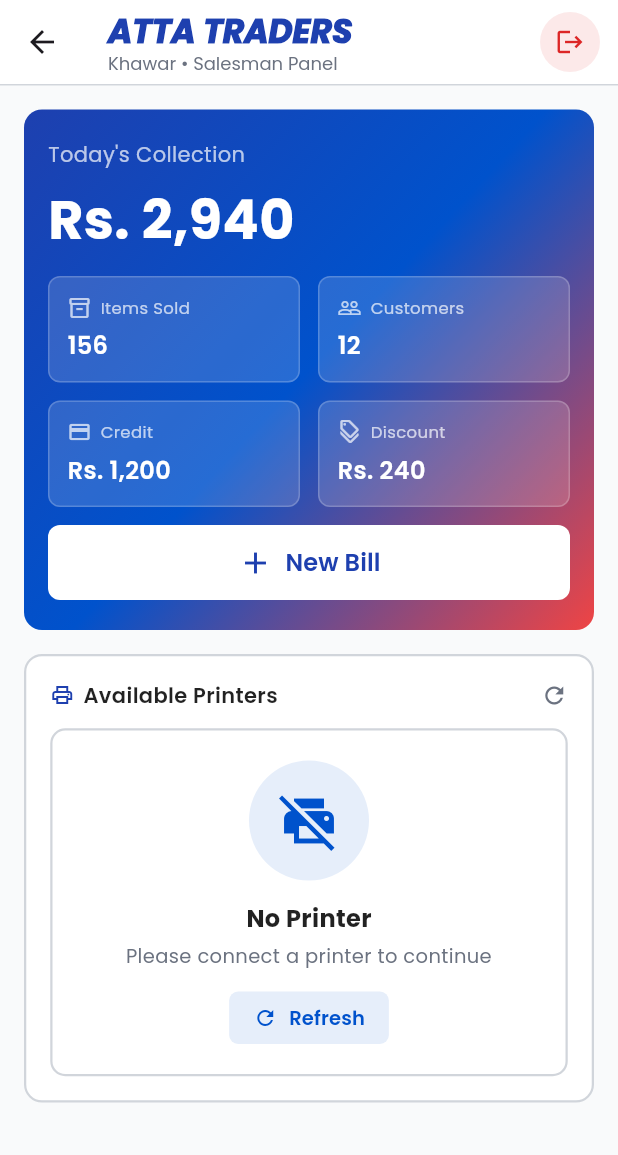
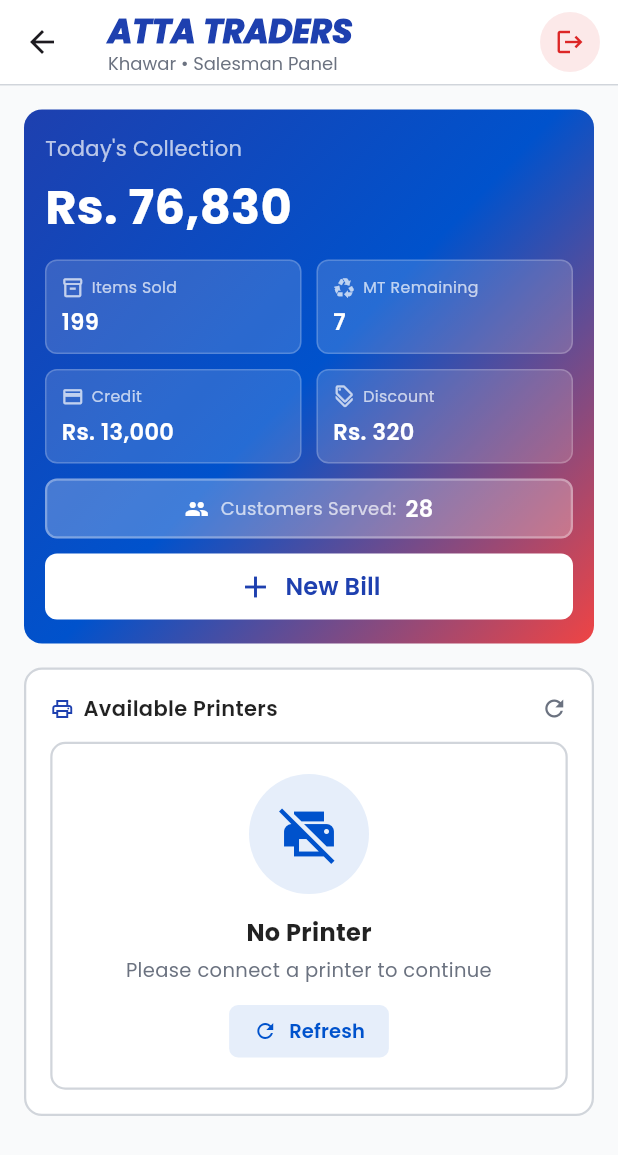
Before and after one commit to saadrehman3080/ch_atta_traders_billing_application, a Flutter app: the DashboardPage screen opened directly, on a phone screen of 412 x 824 dp. Shown: the top 1155 px of the screen. Run offline on Flutter 3.47's test engine with Material 3 defaults, Android fonts, the phone set to English and light mode, and no system bars; our stand-ins replace animated_text_kit, flutter_svg, go_router, google_fonts.

Commit message:
with final user interface

```diff
--- a/lib/app/router.dart
+++ b/lib/app/router.dart
@@ -1,33 +1,33 @@
 import 'package:ch_atta_traders_billing_application/features/auth/presentation/login_screen.dart';
 import 'package:ch_atta_traders_billing_application/features/home/presentation/home_screen.dart';
 import 'package:go_router/go_router.dart';
+
+final appRouter = GoRouter(
+  routes: [
+    GoRoute(
+      path: '/',
+      name: 'loginScreen',
+      builder: (context, state) => const LoginScreen(),
+    ),
+    GoRoute(
+      path: '/home',
+      name: 'home',
+      builder: (context, state) => const HomeScreen(),
+    ),
+  ],
+);
 
 // final appRouter = GoRouter(
 //   routes: [
 //     GoRoute(
 //       path: '/',
+//       name: 'Home',
+//       builder: (context, state) => const HomeScreen(),
+//     ),
+//     GoRoute(
+//       path: '/loginScreen',
 //       name: 'loginScreen',
 //       builder: (context, state) => const LoginScreen(),
 //     ),
-//     GoRoute(
-//       path: '/home',
-//       name: 'home',
-//       builder: (context, state) => const HomeScreen(),
-//     ),
 //   ],
 // );
-
-final appRouter = GoRouter(
-  routes: [
-    GoRoute(
-      path: '/',
-      name: 'Home',
-      builder: (context, state) => const HomeScreen(),
-    ),
-    GoRoute(
-      path: '/loginScreen',
-      name: 'loginScreen',
-      builder: (context, state) => const LoginScreen(),
-    ),
-  ],
-);
--- /dev/null
+++ b/lib/data/models/dashboard_data.dart
@@ -0,0 +1,176 @@
+import 'package:ch_atta_traders_billing_application/data/models/product.dart';
+
+/// Represents a single bill's summary data for dashboard calculations
+class BillSummary {
+  final String billId;
+  final int totalAmount;
+  final int itemsSold;
+  final int mtRemaining;
+  final int creditAmount;
+  final int discount;
+  final DateTime date;
+
+  BillSummary({
+    required this.billId,
+    required this.totalAmount,
+    required this.itemsSold,
+    required this.mtRemaining,
+    required this.creditAmount,
+    required this.discount,
+    required this.date,
+  });
+
+  /// Factory to create BillSummary from a list of products
+  factory BillSummary.fromProducts({
+    required String billId,
+    required List<Product> products,
+    required int discount,
+    required bool isCredit,
+    required DateTime date,
+  }) {
+    // Calculate total amount
+    final totalAmount = products.fold<int>(
+      0,
+      (sum, product) => sum + (product.price * product.quantity),
+    );
+
+    // Calculate items sold (total quantity)
+    final itemsSold = products.fold<int>(
+      0,
+      (sum, product) => sum + product.quantity,
+    );
+
+    // Calculate MT remaining (RB products only)
+    final mtRemaining = products
+        .where((product) => product.name.toUpperCase().endsWith('RB'))
+        .fold<int>(0, (sum, product) => sum + product.quantity);
+
+    // Credit amount is total amount if isCredit, 0 otherwise
+    final creditAmount = isCredit ? totalAmount - discount : 0;
+
+    return BillSummary(
+      billId: billId,
+      totalAmount: totalAmount - discount,
+      itemsSold: itemsSold,
+      mtRemaining: mtRemaining,
+      creditAmount: creditAmount,
+      discount: discount,
+      date: date,
+    );
+  }
+
+  // Convert to JSON for storage
+  Map<String, dynamic> toJson() {
+    return {
+      'billId': billId,
+      'totalAmount': totalAmount,
+      'itemsSold': itemsSold,
+      'mtRemaining': mtRemaining,
+      'creditAmount': creditAmount,
+      'discount': discount,
+      'date': date.toIso8601String(),
+    };
+  }
+
+  // Create from JSON
+  factory BillSummary.fromJson(Map<String, dynamic> json) {
+    return BillSummary(
+      billId: json['billId'] as String,
+      totalAmount: json['totalAmount'] as int,
+      itemsSold: json['itemsSold'] as int,
+      mtRemaining: json['mtRemaining'] as int,
+      creditAmount: json['creditAmount'] as int,
+      discount: json['discount'] as int,
+      date: DateTime.parse(json['date'] as String),
+    );
+  }
+}
+
+/// Aggregated dashboard data calculated from multiple bills
+class DashboardData {
+  final int totalCollection;
+  final int totalItemsSold;
+  final int totalMtRemaining;
+  final int totalCredit;
+  final int totalDiscount;
+  final int customersServed;
+
+  DashboardData({
+    required this.totalCollection,
+    required this.totalItemsSold,
+    required this.totalMtRemaining,
+    required this.totalCredit,
+    required this.totalDiscount,
+    required this.customersServed,
+  });
+
+  /// Calculate dashboard data from a list of bill summaries
+  factory DashboardData.fromBills(List<BillSummary> bills) {
+    if (bills.isEmpty) {
+      return DashboardData(
+        totalCollection: 0,
+        totalItemsSold: 0,
+        totalMtRemaining: 0,
+        totalCredit: 0,
+        totalDiscount: 0,
+        customersServed: 0,
+      );
+    }
+
+    return DashboardData(
+      totalCollection: bills.fold<int>(
+        0,
+        (sum, bill) => sum + bill.totalAmount,
+      ),
+      totalItemsSold: bills.fold<int>(0, (sum, bill) => sum + bill.itemsSold),
+      totalMtRemaining: bills.fold<int>(
+        0,
+        (sum, bill) => sum + bill.mtRemaining,
+      ),
+      totalCredit: bills.fold<int>(0, (sum, bill) => sum + bill.creditAmount),
+      totalDiscount: bills.fold<int>(0, (sum, bill) => sum + bill.discount),
+      customersServed: bills.length,
+    );
+  }
+
+  /// Calculate dashboard data from today's bills (already filtered by date from database)
+  factory DashboardData.forToday(List<BillSummary> bills) {
+    return DashboardData.fromBills(bills);
+  }
+
+  // Convert to JSON
+  Map<String, dynamic> toJson() {
+    return {
+      'totalCollection': totalCollection,
+      'totalItemsSold': totalItemsSold,
+      'totalMtRemaining': totalMtRemaining,
+      'totalCredit': totalCredit,
+      'totalDiscount': totalDiscount,
+      'customersServed': customersServed,
+    };
+  }
+
+  // Create from JSON
+  factory DashboardData.fromJson(Map<String, dynamic> json) {
+    return DashboardData(
+      totalCollection: json['totalCollection'] as int,
+      totalItemsSold: json['totalItemsSold'] as int,
+      totalMtRemaining: json['totalMtRemaining'] as int,
+      totalCredit: json['totalCredit'] as int,
+      totalDiscount: json['totalDiscount'] as int,
+      customersServed: json['customersServed'] as int,
+    );
+  }
+
+  // Dummy data for testing
+  static DashboardData getDummyData() {
+    return DashboardData(
+      totalCollection: 76830,
+      totalItemsSold: 199,
+      totalMtRemaining: 7,
+      totalCredit: 13000,
+      totalDiscount: 320,
+      customersServed: 28,
+    );
+  }
+}
--- a/lib/features/auth/presentation/login_screen.dart
+++ b/lib/features/auth/presentation/login_screen.dart
@@ -99,7 +99,7 @@ class LoginScreen extends StatelessWidget {
                 ],
                 isRepeatingAnimation: true,
                 repeatForever: true,
-                pause: const Duration(milliseconds: 800),
+                pause: const Duration(milliseconds: 600),
               ),
             ),
             Text(
--- a/lib/features/home/presentation/home_screen.dart
+++ b/lib/features/home/presentation/home_screen.dart
@@ -1,6 +1,6 @@
 import 'package:ch_atta_traders_billing_application/common/themes/color_schemes.dart';
 import 'package:ch_atta_traders_billing_application/features/home/presentation/pages/dashboard_page.dart';
-import 'package:ch_atta_traders_billing_application/features/home/presentation/pages/history_page.dart';
+import 'package:ch_atta_traders_billing_application/features/home/presentation/pages/daily_sale_page.dart';
 import 'package:ch_atta_traders_billing_application/features/home/presentation/pages/credit_record_page.dart';
 import 'package:ch_atta_traders_billing_application/features/home/presentation/pages/order_page.dart';
 import 'package:flutter/material.dart';
@@ -13,7 +13,7 @@ class HomeScreen extends StatefulWidget {
 }
 
 class _HomeScreenState extends State<HomeScreen> {
-  int _selectedIndex = 0;
+  int _selectedIndex = 1;
 
   void _navigateToOrderPage() {
     setState(() {
@@ -24,7 +24,7 @@ class _HomeScreenState extends State<HomeScreen> {
   List<Widget> get _pages => [
     DashboardPage(onNavigateToOrder: _navigateToOrderPage),
     const OrderPage(),
-    const HistoryPage(),
+    const DailySalePage(),
     const CreditRecordPage(),
   ];
 
--- a/lib/features/home/presentation/pages/history_page.dart
+++ b/lib/features/home/presentation/pages/daily_sale_page.dart
@@ -6,8 +6,8 @@ import 'package:ch_atta_traders_billing_application/common/widgets/bill_details_
 import 'package:ch_atta_traders_billing_application/data/models/sale_history.dart';
 import 'package:flutter/material.dart';
 
-class HistoryPage extends StatelessWidget {
-  const HistoryPage({super.key});
+class DailySalePage extends StatelessWidget {
+  const DailySalePage({super.key});
 
   @override
   Widget build(BuildContext context) {
@@ -29,7 +29,7 @@ class HistoryPage extends StatelessWidget {
       backgroundColor: AppColors.pepsiWhite,
       elevation: 0,
       scrolledUnderElevation: 0,
-      title: Text('Sales History', style: AppTextStyles.pageTitleBlack),
+      title: Text('Daily Sales', style: AppTextStyles.pageTitleBlack),
       centerTitle: false,
       bottom: PreferredSize(
         preferredSize: const Size.fromHeight(1),
--- a/lib/features/home/presentation/pages/dashboard_page.dart
+++ b/lib/features/home/presentation/pages/dashboard_page.dart
@@ -1,12 +1,32 @@
+import 'package:ch_atta_traders_billing_application/common/constants/formated_number.dart';
 import 'package:ch_atta_traders_billing_application/common/themes/color_schemes.dart';
 import 'package:ch_atta_traders_billing_application/common/themes/text_styles.dart';
+import 'package:ch_atta_traders_billing_application/data/models/dashboard_data.dart';
 import 'package:flutter/material.dart';
 import 'package:go_router/go_router.dart';
 
-class DashboardPage extends StatelessWidget {
+class DashboardPage extends StatefulWidget {
   final VoidCallback? onNavigateToOrder;
 
   const DashboardPage({super.key, this.onNavigateToOrder});
+
+  @override
+  State<DashboardPage> createState() => _DashboardPageState();
+}
+
+class _DashboardPageState extends State<DashboardPage> {
+  late DashboardData _dashboardData;
+
+  @override
+  void initState() {
+    super.initState();
+    _loadDashboardData();
+  }
+
+  void _loadDashboardData() {
+    // TODO: Replace with actual data from Firebase/local storage
+    _dashboardData = DashboardData.getDummyData();
+  }
 
   @override
   Widget build(BuildContext context) {
@@ -103,17 +123,19 @@ class DashboardPage extends StatelessWidget {
   Widget _buildTodayCollectionCard() {
     return Container(
       margin: const EdgeInsets.all(16),
-      padding: const EdgeInsets.symmetric(horizontal: 16, vertical: 20),
+      padding: const EdgeInsets.symmetric(horizontal: 14, vertical: 16),
       decoration: _buildCollectionCardDecoration(),
       child: Column(
         crossAxisAlignment: CrossAxisAlignment.start,
         children: [
           _buildCollectionLabel(),
-          const SizedBox(height: 8),
+          const SizedBox(height: 6),
           _buildCollectionAmount(),
           const SizedBox(height: 12),
           _buildStatsGrid(),
-          const SizedBox(height: 12),
+          const SizedBox(height: 10),
+          _buildCustomersServedSection(),
+          const SizedBox(height: 10),
           _buildNewBillButton(),
         ],
       ),
@@ -147,8 +169,8 @@ class DashboardPage extends StatelessWidget {
 
   Widget _buildCollectionAmount() {
     return Text(
-      'Rs. 2,940',
-      style: AppTextStyles.billingTotal.copyWith(fontSize: 36),
+      'Rs. ${formatNumber(_dashboardData.totalCollection)}',
+      style: AppTextStyles.billingTotal.copyWith(fontSize: 32),
     );
   }
 
@@ -160,31 +182,35 @@ class DashboardPage extends StatelessWidget {
             Expanded(
               child: _buildStatItem(
                 'Items Sold',
-                '156',
+                '${_dashboardData.totalItemsSold}',
                 Icons.inventory_2_outlined,
               ),
             ),
-            const SizedBox(width: 12),
+            const SizedBox(width: 10),
             Expanded(
-              child: _buildStatItem('Customers', '12', Icons.people_outline),
+              child: _buildStatItem(
+                'MT Remaining',
+                '${_dashboardData.totalMtRemaining}',
+                Icons.recycling_outlined,
+              ),
             ),
           ],
         ),
-        const SizedBox(height: 12),
+        const SizedBox(height: 10),
         Row(
           children: [
             Expanded(
               child: _buildStatItem(
                 'Credit',
-                'Rs. 1,200',
+                'Rs. ${formatNumber(_dashboardData.totalCredit)}',
                 Icons.credit_card_outlined,
               ),
             ),
-            const SizedBox(width: 12),
+            const SizedBox(width: 10),
             Expanded(
               child: _buildStatItem(
                 'Discount',
-                'Rs. 240',
+                'Rs. ${formatNumber(_dashboardData.totalDiscount)}',
                 Icons.discount_outlined,
               ),
             ),
@@ -194,9 +220,46 @@ class DashboardPage extends StatelessWidget {
     );
   }
 
+  Widget _buildCustomersServedSection() {
+    return Container(
+      padding: const EdgeInsets.symmetric(horizontal: 12, vertical: 8),
+      decoration: BoxDecoration(
+        color: Colors.white.withValues(alpha: 0.25),
+        borderRadius: BorderRadius.circular(8),
+        border: Border.all(
+          color: Colors.white.withValues(alpha: 0.3),
+          width: 1.5,
+        ),
+      ),
+      child: Row(
+        mainAxisAlignment: MainAxisAlignment.center,
+        children: [
+          Icon(Icons.people, color: Colors.white, size: 16),
+          const SizedBox(width: 8),
+          Text(
+            'Customers Served:',
+            style: AppTextStyles.helperText.copyWith(
+              color: Colors.white70,
+              fontSize: 12,
+            ),
+          ),
+          const SizedBox(width: 6),
+          Text(
+            '${_dashboardData.customersServed}',
+            style: AppTextStyles.productItemName.copyWith(
+              color: Colors.white,
+              fontSize: 15,
+              fontWeight: FontWeight.w600,
+            ),
+          ),
+        ],
+      ),
+    );
+  }
+
   Widget _buildStatItem(String label, String value, IconData icon) {
     return Container(
-      padding: const EdgeInsets.all(12),
+      padding: const EdgeInsets.all(10),
       decoration: BoxDecoration(
         color: Colors.white.withValues(alpha: 0.15),
         borderRadius: BorderRadius.circular(8),
@@ -210,23 +273,23 @@ class DashboardPage extends StatelessWidget {
         children: [
           Row(
             children: [
-              Icon(icon, color: Colors.white70, size: 16),
-              const SizedBox(width: 6),
+              Icon(icon, color: Colors.white70, size: 15),
+              const SizedBox(width: 5),
               Text(
                 label,
                 style: AppTextStyles.helperText.copyWith(
                   color: Colors.white70,
-                  fontSize: 11,
+                  fontSize: 10.5,
                 ),
               ),
             ],
           ),
-          const SizedBox(height: 6),
+          const SizedBox(height: 5),
           Text(
             value,
             style: AppTextStyles.productItemName.copyWith(
               color: Colors.white,
-              fontSize: 16,
+              fontSize: 15,
               fontWeight: FontWeight.w600,
             ),
           ),
@@ -439,7 +502,7 @@ class DashboardPage extends StatelessWidget {
 
   Widget _buildNewBillButton() {
     return SizedBox(
-      height: 50,
+      height: 44,
       width: double.infinity,
       child: ElevatedButton(
         onPressed: _handleNewBill,
@@ -486,7 +549,7 @@ class DashboardPage extends StatelessWidget {
   }
 
   void _handleNewBill() {
-    onNavigateToOrder?.call();
+    widget.onNavigateToOrder?.call();
   }
 
   void _handlePrinterAction(bool isConnected) {
```
Also changed, not shown: lib/common/utils/billing_calculations.dart (+7 -0 lines), lib/common/widgets/custom_snackbar.dart (+8 -4 lines), lib/data/models/credit_history.dart (+28 -12 lines), lib/features/checkout/presentation/pages/checkout_page.dart (+15 -8 lines), lib/features/home/presentation/pages/credit_record_page.dart (+64 -49 lines), lib/features/home/presentation/pages/order_page.dart (+11 -6 lines), 1 other file.
